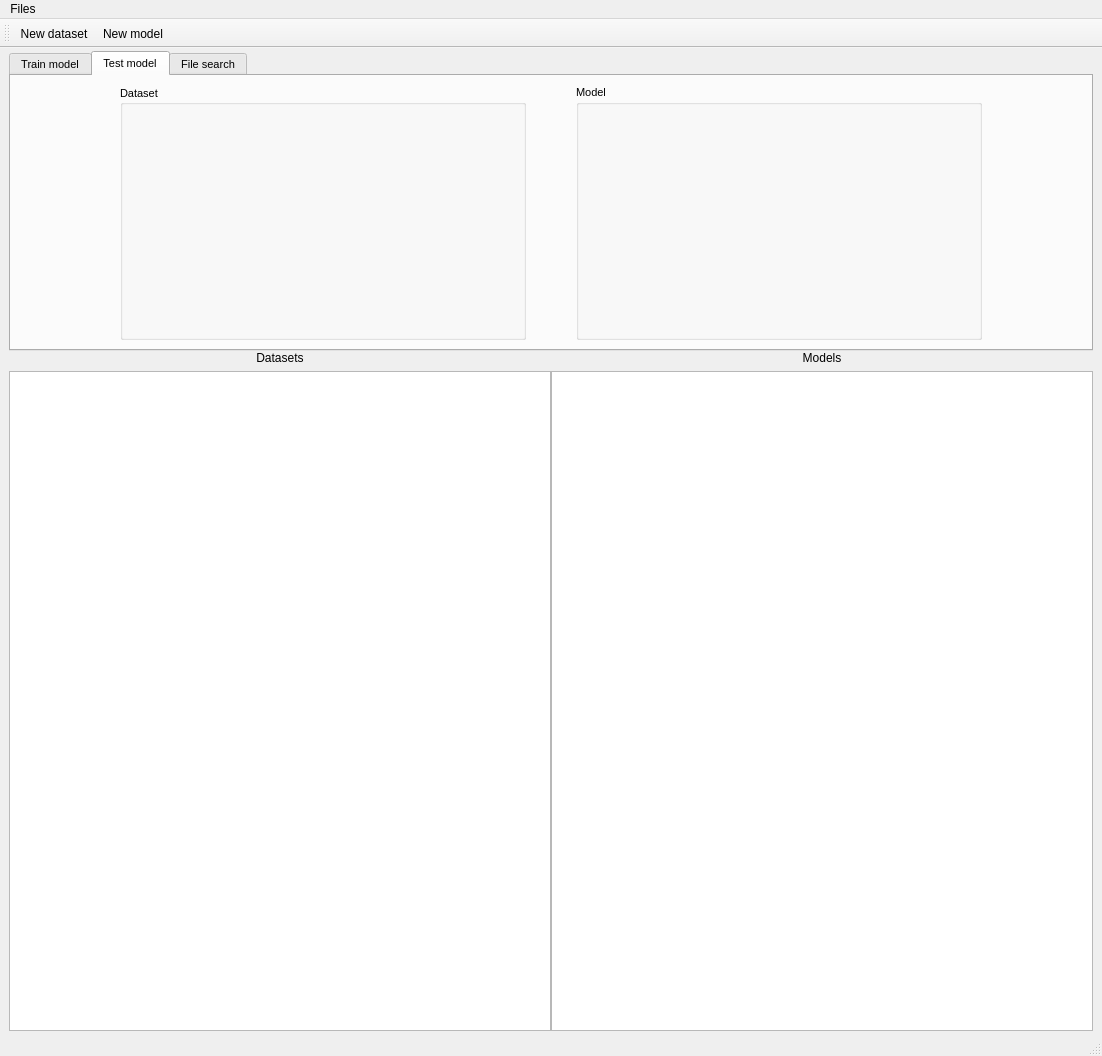
rafalpiwnik/SemanticHashing, file gui/designer/semhash_main.ui: the form before one commit.
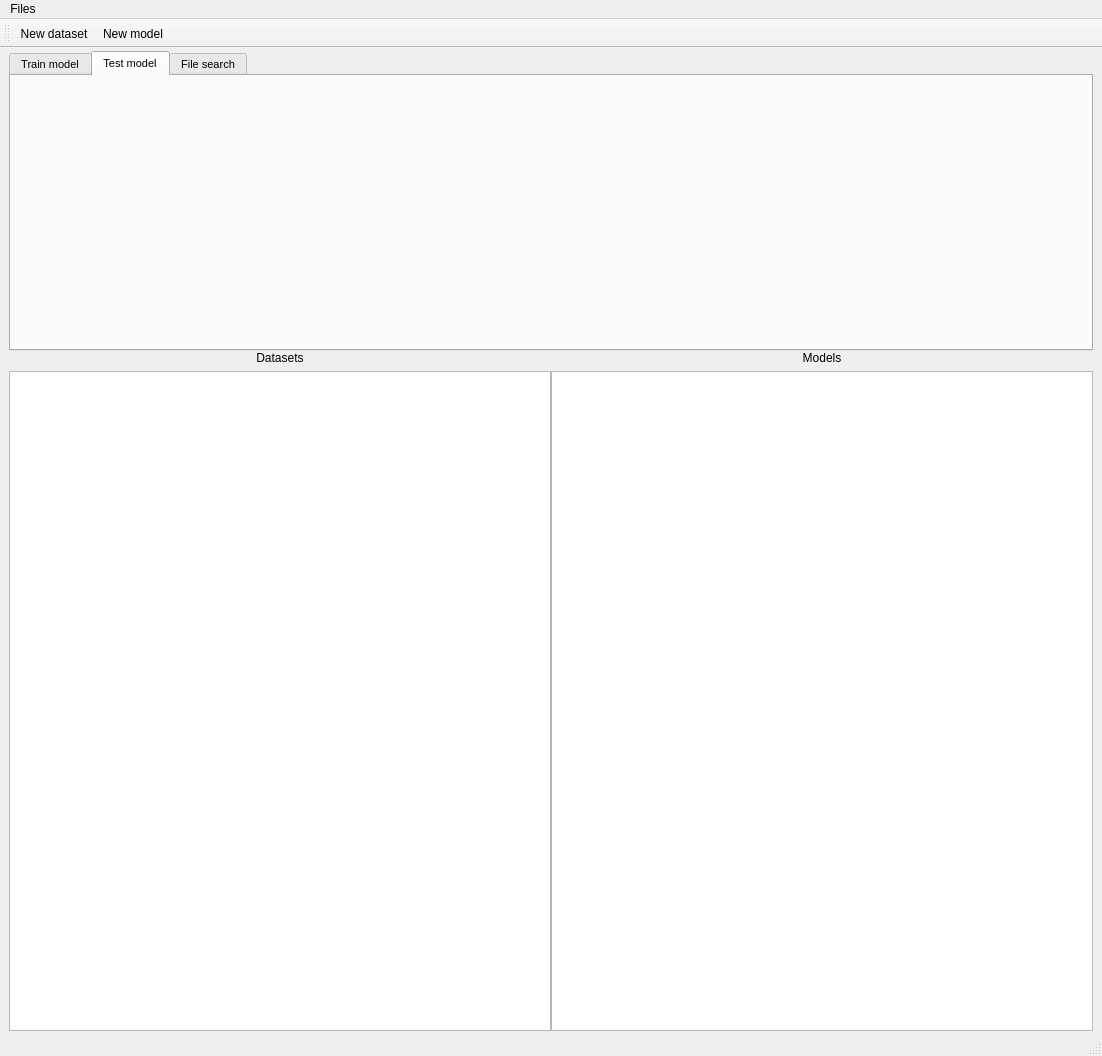
The form after the commit. The open tabs and pages were chosen to show the change.

Diff of the .ui file:
```diff
--- a/gui/designer/semhash_main.ui
+++ b/gui/designer/semhash_main.ui
@@ -215,95 +215,7 @@
        <attribute name="title">
         <string>Test model</string>
        </attribute>
-       <layout class="QVBoxLayout" name="verticalLayout_2">
-        <item>
-         <layout class="QGridLayout" name="testMixingGridLayout">
-          <property name="horizontalSpacing">
-           <number>50</number>
-          </property>
-          <item row="0" column="2">
-           <widget class="QGroupBox" name="testModelGroupbox">
-            <property name="sizePolicy">
-             <sizepolicy hsizetype="Minimum" vsizetype="MinimumExpanding">
-              <horstretch>0</horstretch>
-              <verstretch>0</verstretch>
-             </sizepolicy>
-            </property>
-            <property name="title">
-             <string>Model</string>
-            </property>
-            <layout class="QGridLayout" name="gridLayout_6">
-             <item row="0" column="0">
-              <layout class="QVBoxLayout" name="testModelSpace"/>
-             </item>
-            </layout>
-           </widget>
-          </item>
-          <item row="0" column="1">
-           <widget class="QGroupBox" name="testDatasetGroupbox">
-            <property name="sizePolicy">
-             <sizepolicy hsizetype="Minimum" vsizetype="MinimumExpanding">
-              <horstretch>0</horstretch>
-              <verstretch>0</verstretch>
-             </sizepolicy>
-            </property>
-            <property name="contextMenuPolicy">
-             <enum>Qt::DefaultContextMenu</enum>
-            </property>
-            <property name="title">
-             <string>Dataset</string>
-            </property>
-            <property name="alignment">
-             <set>Qt::AlignLeading|Qt::AlignLeft|Qt::AlignVCenter</set>
-            </property>
-            <property name="flat">
-             <bool>false</bool>
-            </property>
-            <property name="checkable">
-             <bool>false</bool>
-            </property>
-            <layout class="QGridLayout" name="gridLayout_4">
-             <item row="0" column="1">
-              <layout class="QVBoxLayout" name="testDatasetSpace"/>
-             </item>
-            </layout>
-           </widget>
-          </item>
-          <item row="0" column="0">
-           <spacer name="horizontalSpacer_3">
-            <property name="orientation">
-             <enum>Qt::Horizontal</enum>
-            </property>
-            <property name="sizeType">
-             <enum>QSizePolicy::Fixed</enum>
-            </property>
-            <property name="sizeHint" stdset="0">
-             <size>
-              <width>100</width>
-              <height>0</height>
-             </size>
-            </property>
-           </spacer>
-          </item>
-          <item row="0" column="3">
-           <spacer name="horizontalSpacer_4">
-            <property name="orientation">
-             <enum>Qt::Horizontal</enum>
-            </property>
-            <property name="sizeType">
-             <enum>QSizePolicy::Fixed</enum>
-            </property>
-            <property name="sizeHint" stdset="0">
-             <size>
-              <width>100</width>
-              <height>0</height>
-             </size>
-            </property>
-           </spacer>
-          </item>
-         </layout>
-        </item>
-       </layout>
+       <layout class="QVBoxLayout" name="verticalLayout_2"/>
       </widget>
       <widget class="QWidget" name="tabSearch">
        <attribute name="title">
```
Left out of the diff: 2 changed lines with no effect on the pictures.
